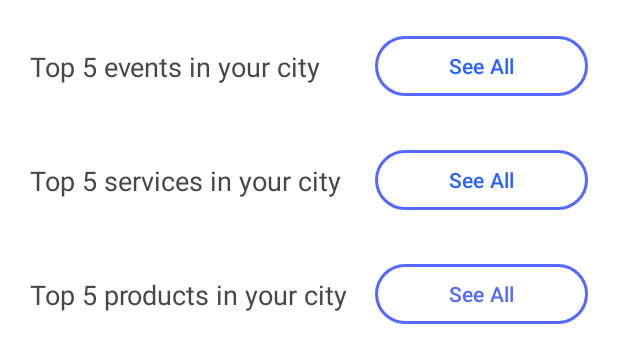
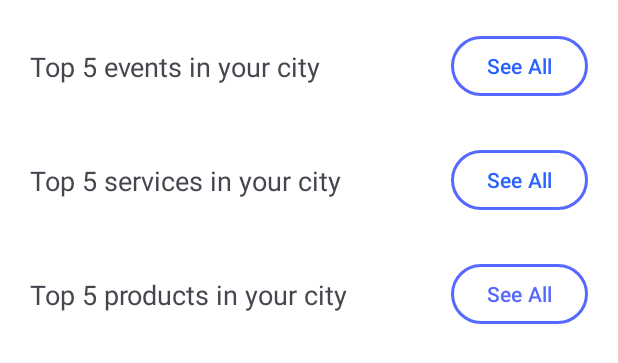
Before and after one commit to nikola-velemir/fusmobilni, an Android app: the layout fragment_home.xml on its own in the app's theme, with its tools: preview values and no code run, on a phone screen of 412 x 824 dp. Shown: the top 363 px of the screen. Run offline under Robolectric (Android 15) with nearby library versions, the phone set to English and light mode, and no system bars.

Commit message:
[fix] home buttons

```diff
--- a/app/src/main/res/layout/fragment_home.xml
+++ b/app/src/main/res/layout/fragment_home.xml
@@ -41,16 +41,14 @@
 
                 <com.google.android.material.button.MaterialButton
                     android:id="@+id/home_events_see_all_button"
-                    android:layout_width="0dp"
+                    android:layout_width="wrap_content"
                     android:layout_height="wrap_content"
-                    android:layout_marginStart="250dp"
                     android:layout_marginEnd="20dp"
                     android:text="See All"
                     android:textColor="#2962FF"
                     app:backgroundTint="#FFFFFF"
                     app:layout_constraintBottom_toBottomOf="parent"
                     app:layout_constraintEnd_toEndOf="parent"
-                    app:layout_constraintStart_toStartOf="parent"
                     app:layout_constraintTop_toTopOf="parent"
                     app:strokeColor="@color/primary_blue_900"
                     app:strokeWidth="2dp" />
@@ -72,16 +70,14 @@
 
                 <com.google.android.material.button.MaterialButton
                     android:id="@+id/home_services_see_all_button"
-                    android:layout_width="0dp"
+                    android:layout_width="wrap_content"
                     android:layout_height="wrap_content"
-                    android:layout_marginStart="250dp"
                     android:layout_marginEnd="20dp"
                     android:text="See All"
                     android:textColor="#2962FF"
                     app:backgroundTint="#FFFFFF"
                     app:layout_constraintBottom_toBottomOf="parent"
                     app:layout_constraintEnd_toEndOf="parent"
-                    app:layout_constraintStart_toStartOf="parent"
                     app:layout_constraintTop_toTopOf="parent"
                     app:strokeColor="@color/primary_blue_900"
                     app:strokeWidth="2dp" />
@@ -116,16 +112,15 @@
                 android:layout_height="wrap_content">
 
                 <com.google.android.material.button.MaterialButton
-                    android:layout_width="0dp"
+                    android:id="@+id/products_see_all_button"
+                    android:layout_width="wrap_content"
                     android:layout_height="wrap_content"
-                    android:layout_marginStart="250dp"
                     android:layout_marginEnd="20dp"
                     android:text="See All"
                     android:textColor="@color/primary_blue_900"
                     app:backgroundTint="#FFFFFF"
                     app:layout_constraintBottom_toBottomOf="parent"
                     app:layout_constraintEnd_toEndOf="parent"
-                    app:layout_constraintStart_toStartOf="parent"
                     app:layout_constraintTop_toTopOf="parent"
                     app:strokeColor="@color/primary_blue_900"
                     app:strokeWidth="2dp" />
```
Also changed, not shown: app/src/main/java/com/example/fusmobilni/fragments/EventSearchFragment.java (added, +82 -0 lines), app/src/main/java/com/example/fusmobilni/fragments/HomeFragment.java (+7 -3 lines), app/src/main/res/layout/event_fragment_search.xml (added, +36 -0 lines), app/src/main/res/navigation/base_navigation.xml (+8 -0 lines).
